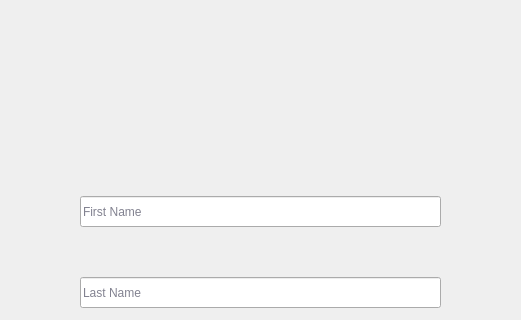
First picture: the form in gui.ui, repository abdullahsalah96/Pisces, before the edit; both pictures show x 230 to 751 and y 145 to 465 of the 1000 by 840 pixel window.
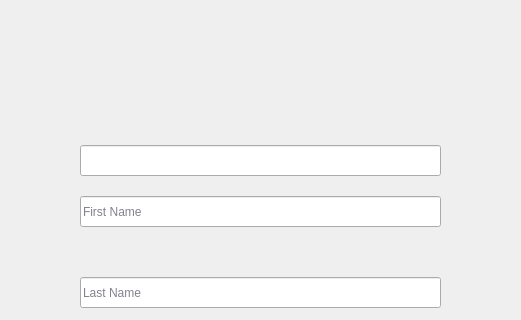
Second picture: the form after the edit. Icons and pictures are not drawn.

Commit message: added login status

```diff
--- a/gui.ui
+++ b/gui.ui
@@ -153,6 +153,24 @@
        <string>Last Name</string>
       </property>
      </widget>
+     <widget class="QLineEdit" name="lineEdit_signIn_status">
+      <property name="geometry">
+       <rect>
+        <x>310</x>
+        <y>290</y>
+        <width>361</width>
+        <height>31</height>
+       </rect>
+      </property>
+      <property name="styleSheet">
+       <string notr="true">border-image: url(:/Resources/darkBlackBG.png);
+color: rgb(245, 29, 69);
+font: 25 10pt &quot;Roboto Light&quot;;</string>
+      </property>
+      <property name="text">
+       <string/>
+      </property>
+     </widget>
     </widget>
     <widget class="QWidget" name="page_signup">
      <property name="styleSheet">
```
The commit also changes 2 other files.
